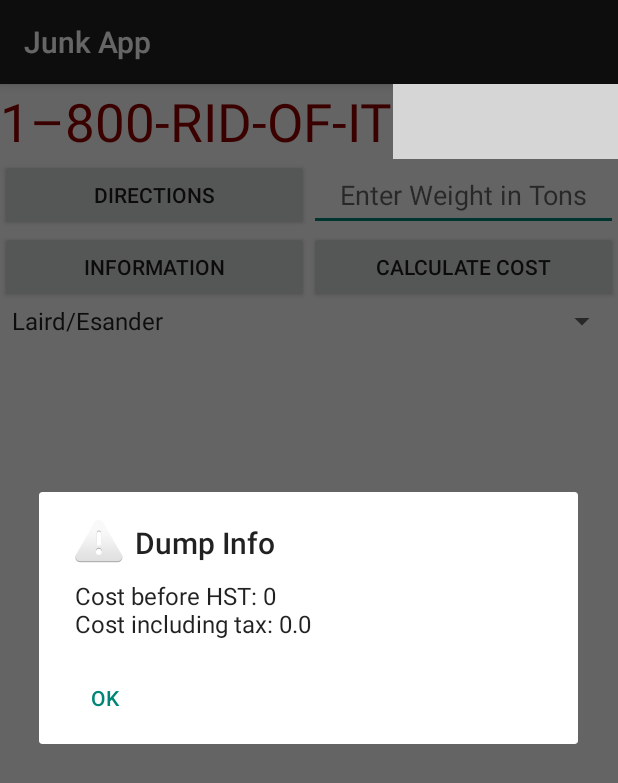
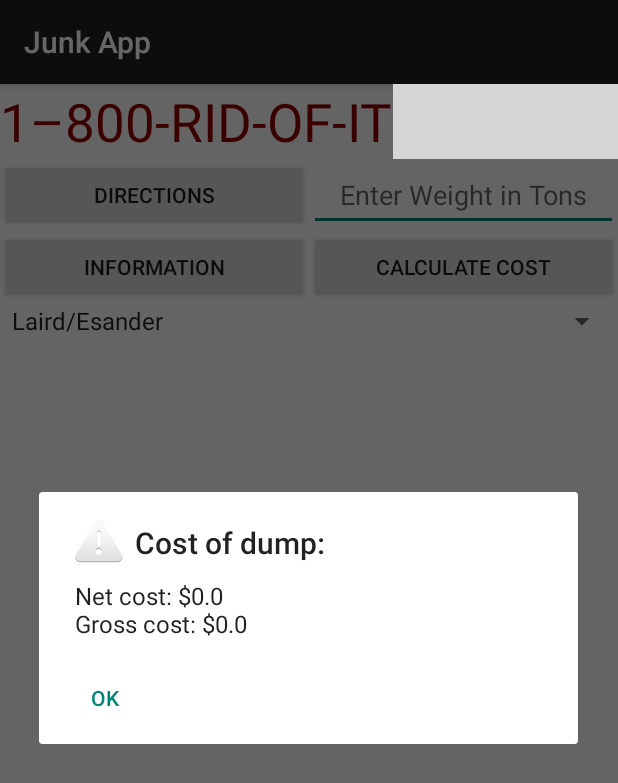
Before and after one commit to Garrison88/JunkApp, an Android app: the fragment Tab3DumpFragment shown on its own in the app's theme, after a tap on "CALCULATE COST", on a phone screen of 412 x 824 dp. Shown: the top 783 px of the screen. Run offline under Robolectric (Android 15) with nearby library versions, the phone set to English and light mode, and no system bars; 1 statement that could not run was skipped; grey boxes are pictures that could not be loaded.

Commit message:
calculator started, layout modified, expandablelistview tampered with

```diff
--- a/app/src/main/java/com/garrisonthomas/junkapp/Tab3DumpFragment.java
+++ b/app/src/main/java/com/garrisonthomas/junkapp/Tab3DumpFragment.java
@@ -61,15 +61,15 @@ public class Tab3DumpFragment extends Fragment {
         dumpsSpinner.setOnItemSelectedListener(new AdapterView.OnItemSelectedListener() {
 
             @Override
-            public void onItemSelected(AdapterView<?> parent, View view, int position, long id) {
+            public void onItemSelected(AdapterView<?> parent, View view, final int position, long id) {
 
                 Button infoBtn = (Button) getActivity().findViewById(R.id.btn_dump_info);
                 Button dirBtn = (Button) getActivity().findViewById(R.id.btn_dump_directions);
                 Button calcBtn = (Button) getActivity().findViewById(R.id.btn_calculate_dump);
 
-                EditText weight = (EditText) getActivity().findViewById(R.id.et_enter_weight);
-                final String weightString = weight.getText().toString();
-                final int weightNumber =Integer.parseInt(weightString);
+
+                final EditText weight = (EditText) getActivity().findViewById(R.id.et_enter_weight);
+
 
                 String[] directions = getActivity().getResources().getStringArray(R.array.dumps_address);
                 String[] information = getActivity().getResources().getStringArray(R.array.dumps_info);
@@ -77,7 +77,7 @@ public class Tab3DumpFragment extends Fragment {
 
                 final String dir = directions[position];
                 final String info = information[position];
-                final int rates = rate[position];
+                final int rateNumber = rate[position];
 
                 dirBtn.setOnClickListener(new View.OnClickListener() {
 
@@ -104,19 +104,29 @@ public class Tab3DumpFragment extends Fragment {
                     }
                 });
 
+                if (weight.length() != 0) {
+                    weight.setClickable(true);
+                } else {
+                    weight.setClickable(false);
+                }
+
                 calcBtn.setOnClickListener(new View.OnClickListener() {
                     @Override
                     public void onClick(View v) {
 
-                        int result = weightNumber*rates;
-                        double taxResult = result*(1.13);
+                        final String weightString = weight.getText().toString();
+                        final double weightNumber = Double.parseDouble(weightString);
+
+                        double result = weightNumber * rateNumber;
+                        double withTax = Math.round((result * 1.13) * 100.0) / 100.0;
+                        double taxResult = Math.round(withTax * 100.0) / 100.0;
 
                         new AlertDialog.Builder(getActivity())
-                                .setTitle("Dump Info")
-                                .setMessage("Cost before HST: " + result+"\n"+"Cost including tax: " + taxResult)
+                                .setTitle("Cost of dump:")
+                                .setMessage("Net cost: $" + result + "\n" + "Gross cost: $" + taxResult)
                                 .setNeutralButton(android.R.string.yes, new DialogInterface.OnClickListener() {
                                     public void onClick(DialogInterface dialog, int which) {
-                                        // continue with delete
+                                        weight.setText("");
                                     }
                                 })
                                 .setIcon(android.R.drawable.ic_dialog_alert)
```
